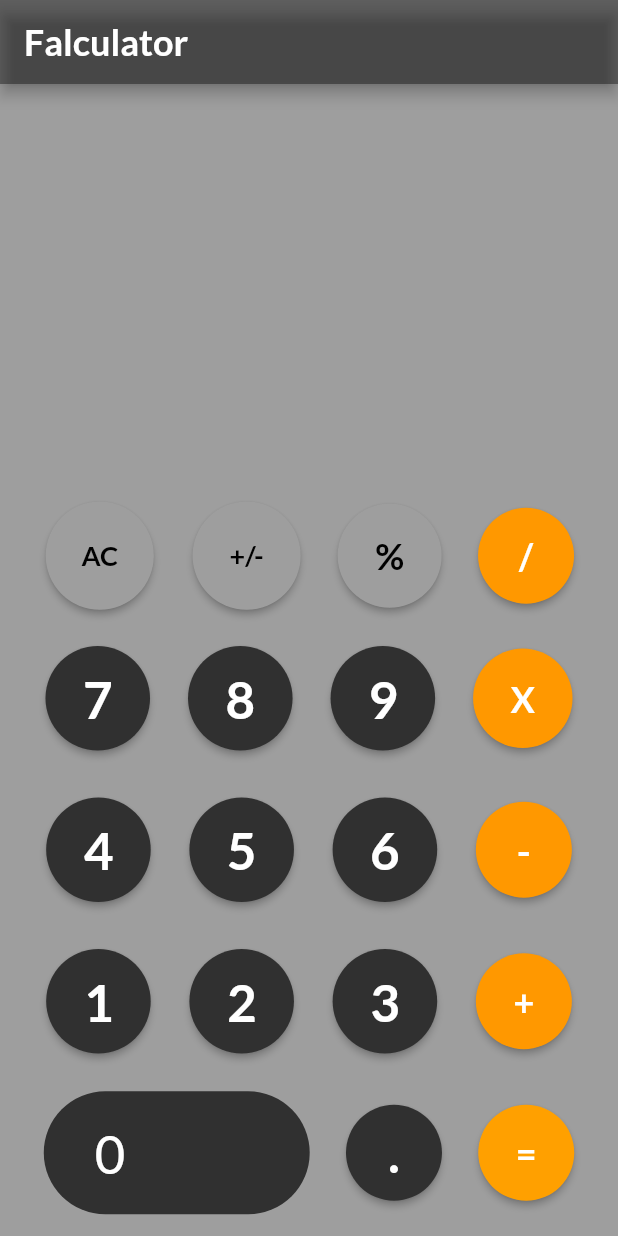
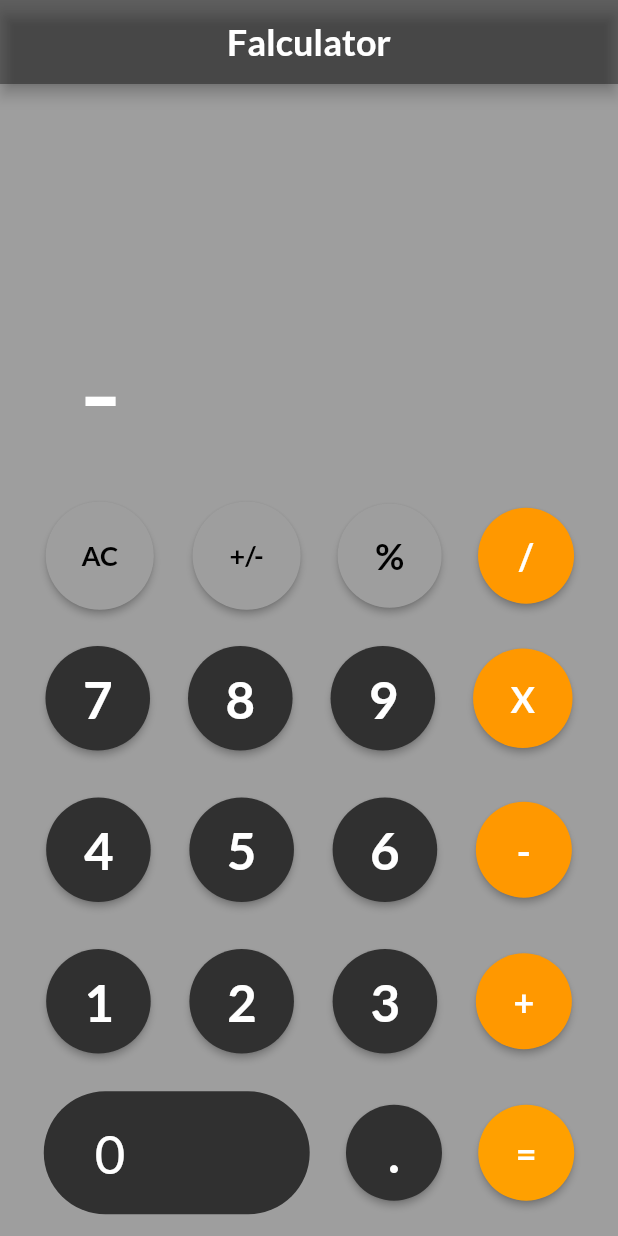
Before and after one commit to MSF01/Falculator, a Flutter app: the HomePage screen opened by its route, after a tap on "+/-", on a phone screen of 412 x 824 dp. Run offline on Flutter 3.47's test engine with Material 2 defaults, Android fonts, the phone set to English and light mode, and no system bars; our stand-ins replace google_fonts.

Commit message:
day 5 completed

```diff
--- a/lib/Pages/home.dart
+++ b/lib/Pages/home.dart
@@ -38,6 +38,7 @@ class _HomePageState extends State<HomePage> {
         title: const Text("Falculator"),
         backgroundColor: Colors.black38,
         foregroundColor: Colors.white,
+        centerTitle: true,
         automaticallyImplyLeading: false,
         titleTextStyle: TextStyle(
             fontSize: 24,
@@ -53,14 +54,20 @@ class _HomePageState extends State<HomePage> {
               scrollDirection: Axis.vertical,
               child: Row(
                 mainAxisAlignment: MainAxisAlignment.end,
-                children: <Widget>[
-                  Padding(
-                    padding: const EdgeInsets.all(10.0),
-                    child: Text(
-                      "$text",
-                      textAlign: TextAlign.left,
-                      style:
-                          const TextStyle(color: Colors.white, fontSize: 100),
+                children: [
+                  Expanded(
+                    flex: 1,
+                    child: Transform.scale(
+                      scale: 0.8,
+                      child: Padding(
+                        padding: const EdgeInsets.all(10.0),
+                        child: Text(
+                          "$text",
+                          textAlign: TextAlign.left,
+                          style: const TextStyle(
+                              color: Colors.white, fontSize: 100),
+                        ),
+                      ),
                     ),
                   ),
                 ],
@@ -147,8 +154,12 @@ class _HomePageState extends State<HomePage> {
     } else if (btntext == "+" ||
         btntext == "-" ||
         btntext == "X" ||
-        btntext == "/") {
+        btntext == "/" ||
+        btntext == "%") {
       numone = int.parse(text);
+      // if (numone == null) {
+      //   print("The value is not a integer");
+      // }
       result = "";
       operation = btntext;
     } else if (btntext == "=") {
@@ -165,10 +176,19 @@ class _HomePageState extends State<HomePage> {
       if (operation == "/") {
         result = (numone / numtwo).toString();
       }
-    } else if (operation == "+/-") {
+      if (operation == "%") {
+        result = (numone % numtwo).toString();
+      }
+    } else if (btntext == "+/-") {
       text.toString().startsWith('-')
           ? text = result.toString().substring(1)
           : text = '-' + text.toString();
+      result = text;
+    } else if (btntext == ".") {
+      text = result.toString() + '.';
+      result = text;
+    } else if (btntext == "0") {
+      text = result.toString() + '0';
       result = text;
     } else {
       result = int.parse(text + btntext).toString();
```
